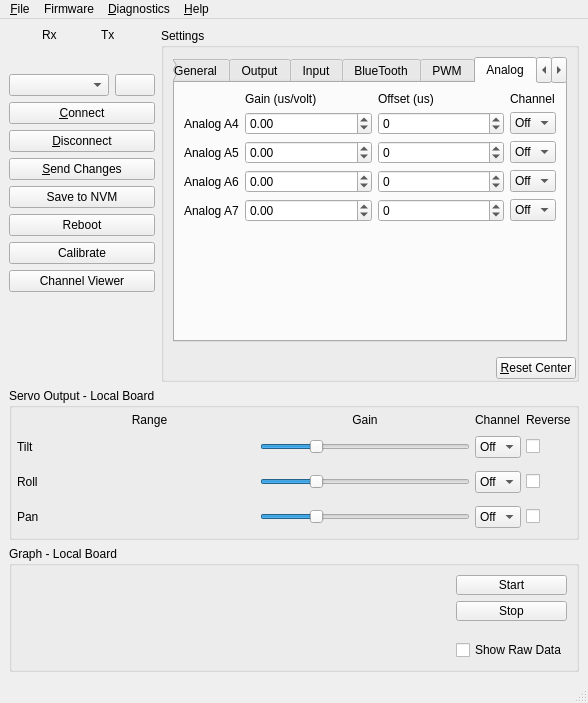
Above: gui/src/mainwindow.ui from dlktdr/HeadTracker before the change. Below: the same form after it.
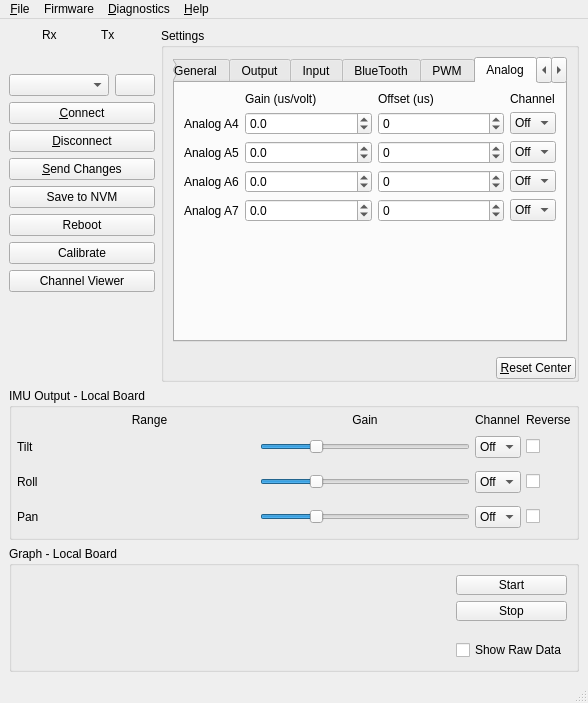
That is the form after the change. The open tabs and pages were chosen to show the change. Icons and pictures are not drawn. Custom widgets are drawn as their Qt base class.

Commit message: Set analog decimals to 1

Diff of the .ui file:
```diff
--- a/gui/src/mainwindow.ui
+++ b/gui/src/mainwindow.ui
@@ -2032,6 +2032,9 @@
                  </item>
                  <item row="2" column="1">
                   <widget class="QDoubleSpinBox" name="spnA5Gain">
+                   <property name="decimals">
+                    <number>1</number>
+                   </property>
                    <property name="minimum">
                     <double>-3000.000000000000000</double>
                    </property>
@@ -2243,7 +2246,7 @@
                  <item row="3" column="1">
                   <widget class="QDoubleSpinBox" name="spnA6Gain">
                    <property name="decimals">
-                    <number>2</number>
+                    <number>1</number>
                    </property>
                    <property name="minimum">
                     <double>-3000.000000000000000</double>
@@ -2289,7 +2292,7 @@
                  <item row="4" column="1">
                   <widget class="QDoubleSpinBox" name="spnA7Gain">
                    <property name="decimals">
-                    <number>2</number>
+                    <number>1</number>
                    </property>
                    <property name="minimum">
                     <double>-3000.000000000000000</double>
@@ -2462,6 +2465,9 @@
                  </item>
                  <item row="1" column="1">
                   <widget class="QDoubleSpinBox" name="spnA4Gain">
+                   <property name="decimals">
+                    <number>1</number>
+                   </property>
                    <property name="minimum">
                     <double>-3000.000000000000000</double>
                    </property>
@@ -2987,7 +2993,7 @@
        </sizepolicy>
       </property>
       <property name="title">
-       <string>Servo Output - Local Board</string>
+       <string>IMU Output - Local Board</string>
       </property>
       <layout class="QGridLayout" name="gridLayout_5">
        <property name="leftMargin">
```
